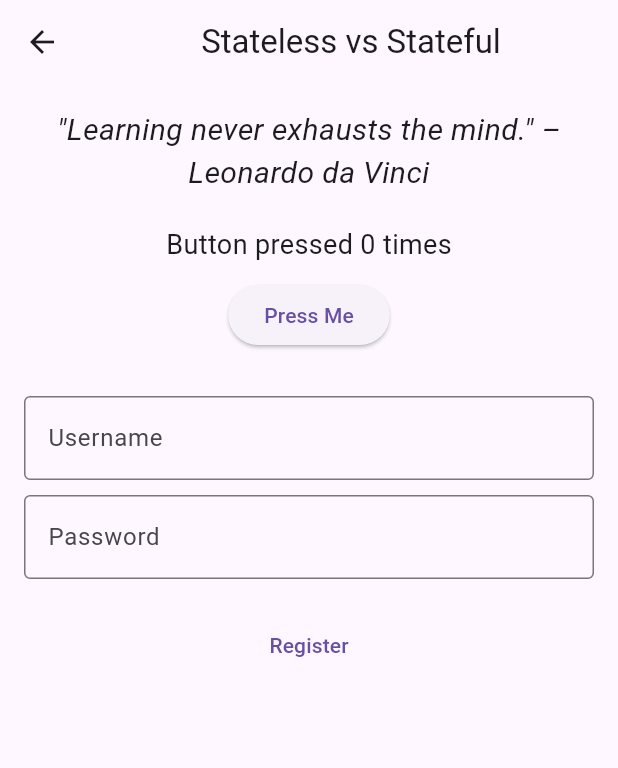
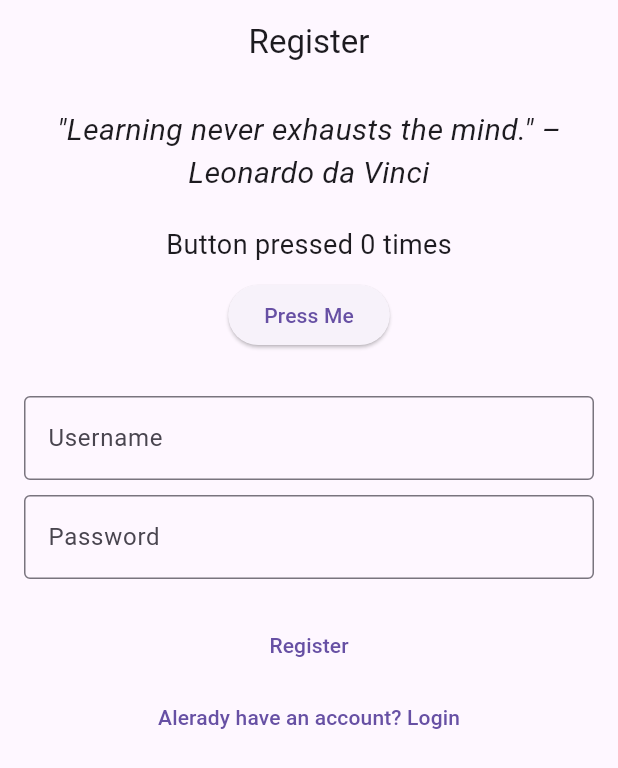
Before and after one commit to amk-35/flutter-training, a Flutter app: the RegisterView screen opened directly, on a phone screen of 412 x 824 dp. Shown: the top 768 px of the screen. Run offline on Flutter 3.47's test engine with Material 3 defaults, Android fonts, the phone set to English and light mode, and no system bars; our stand-ins replace firebase_analytics, firebase_auth, firebase_core; accounts and stored records are empty.

Commit message:
second commit

```diff
--- a/lib/views/register_view.dart
+++ b/lib/views/register_view.dart
@@ -53,9 +53,10 @@ class _RegisterViewState extends State<RegisterView> {
   Widget build(BuildContext context) {
     return Scaffold(
       appBar: AppBar(
+        automaticallyImplyLeading: false,
         title: const Align(
           alignment: Alignment.center,
-          child: Text('Stateless vs Stateful'),
+          child: Text('Register'),
         ),
       ),
       body: Padding(
@@ -91,8 +92,13 @@ class _RegisterViewState extends State<RegisterView> {
                       onPressed: _register,
                       child: const Text("Register"),
                     ),
+              TextButton(
+                      onPressed: (){
+                        Navigator.pushNamedAndRemoveUntil(context, '/login', (route) => false);
+                       },
+                      child: const Text("Alerady have an account? Login"),
+                    ),
 
-            const SizedBox(height: 30),
 
               /// Show status/info at bottom
               Text(
```
Also changed, not shown: lib/main.dart (+43 -2 lines), lib/views/login_view.dart (+19 -13 lines). Lines whose indentation alone changed are shown as unchanged.
